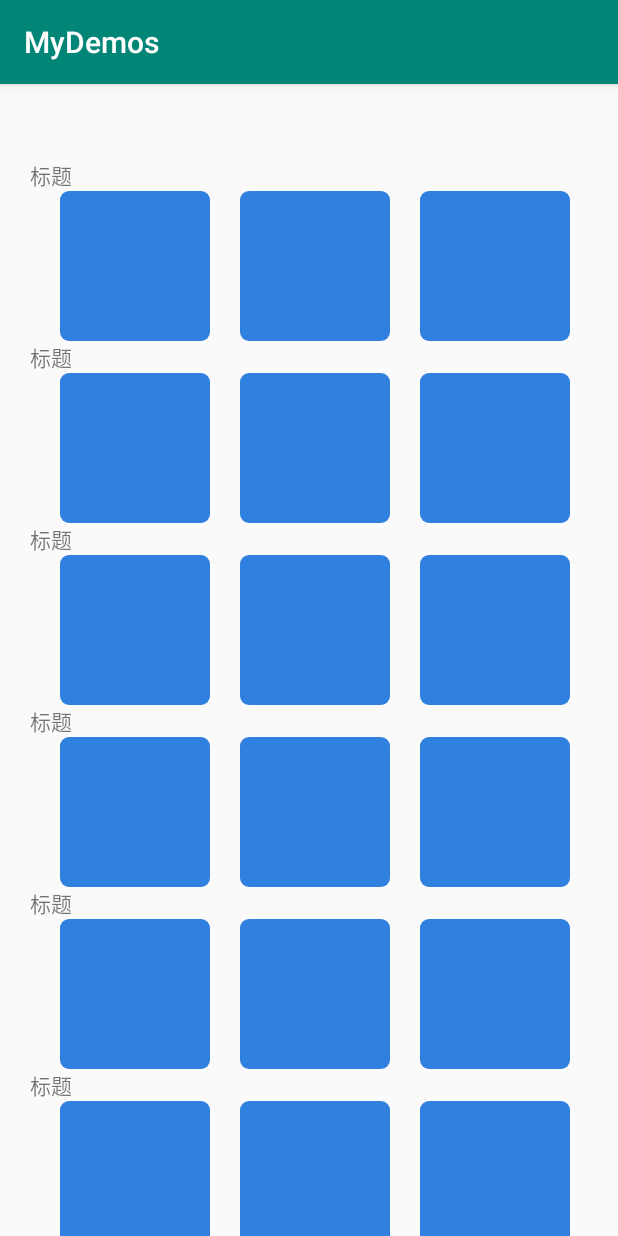
After one commit to wangpingtaohn/myDemos, an Android app: the RecyclerViewActivity screen opened directly, with no data from a screen before it, on a phone screen of 412 x 824 dp. The commit adds this screen. Run offline under Robolectric (Android 15) with nearby library versions, the phone set to English and light mode, and no system bars.

Commit message:
recyclerview background

```diff
--- a/app/build.gradle
+++ b/app/build.gradle
@@ -33,6 +33,7 @@ dependencies {
     implementation 'androidx.appcompat:appcompat:1.0.2'
     implementation 'androidx.core:core-ktx:1.0.2'
     implementation 'androidx.constraintlayout:constraintlayout:1.1.3'
+    implementation 'com.android.support:recyclerview-v7:27.1.1'
     testImplementation 'junit:junit:4.12'
     androidTestImplementation 'androidx.test:runner:1.2.0'
     androidTestImplementation 'androidx.test.espresso:espresso-core:3.2.0'
--- a/app/src/main/AndroidManifest.xml
+++ b/app/src/main/AndroidManifest.xml
@@ -9,6 +9,8 @@
             android:roundIcon="@mipmap/ic_launcher_round"
             android:supportsRtl="true"
             android:theme="@style/AppTheme">
+        <activity android:name=".recycler.RecyclerViewActivity">
+        </activity>
         <activity android:name=".statusbar.StatusBarActivity">
         </activity>
         <activity
--- a/app/src/main/java/com/wpt/mydemos/MainActivity.kt
+++ b/app/src/main/java/com/wpt/mydemos/MainActivity.kt
@@ -7,6 +7,7 @@ import com.wpt.mydemos.keyboard.Keyboard2Activity
 import com.wpt.mydemos.keyboard.KeyboardActivity
 import com.wpt.mydemos.kotlins.KotlinFunActivity
 import com.wpt.mydemos.map.MapJavaACtivity
+import com.wpt.mydemos.recycler.RecyclerViewActivity
 import com.wpt.mydemos.statusbar.StatusBarActivity
 import kotlinx.android.synthetic.main.activity_main.*
 
@@ -24,6 +25,9 @@ class MainActivity : AppCompatActivity() {
         kotlin_fun_demo.setOnClickListener {
             startActivity(Intent(this,KotlinFunActivity::class.java))
         }
+        main_recyclerview.setOnClickListener {
+            startActivity(Intent(this,RecyclerViewActivity::class.java))
+        }
         keyboard.setOnClickListener {
             startActivity(Intent(this,KeyboardActivity::class.java))
         }
--- /dev/null
+++ b/app/src/main/java/com/wpt/mydemos/recycler/MyAdapter.kt
@@ -0,0 +1,50 @@
+package com.wpt.mydemos.recycler
+
+import android.content.Context
+import android.graphics.Color
+import android.view.LayoutInflater
+import android.view.View
+import android.view.ViewGroup
+import androidx.recyclerview.widget.RecyclerView
+import com.wpt.mydemos.R
+
+/**
+ *    author : wpt
+ *    date   : 2019-10-08 14:34
+ *    desc   :
+ */
+class MyAdapter(private var context: Context): RecyclerView.Adapter<MyAdapter.MyViewHolder>() {
+
+    var longlistener: LongClickListener ? = null
+
+    override fun onCreateViewHolder(parent: ViewGroup, viewType: Int): MyViewHolder {
+
+        val view = LayoutInflater.from(context).inflate(R.layout.recycler_view_item, parent, false)
+        return object : MyViewHolder(view) {}
+    }
+
+    override fun getItemCount(): Int {
+        return 20
+    }
+
+    override fun onBindViewHolder(holder: MyViewHolder, position: Int) {
+
+        holder.itemView.setOnLongClickListener {
+            longlistener?.onLongClick()
+            false
+        }
+
+    }
+
+    open class MyViewHolder(itemView: View) : RecyclerView.ViewHolder(itemView) {
+
+    }
+
+    interface LongClickListener{
+        fun onLongClick()
+    }
+
+    public fun setLongClickListener(l:LongClickListener){
+        longlistener = l;
+    }
+}
--- /dev/null
+++ b/app/src/main/java/com/wpt/mydemos/recycler/RecyclerViewActivity.kt
@@ -0,0 +1,29 @@
+package com.wpt.mydemos.recycler
+
+import android.graphics.Color
+import androidx.appcompat.app.AppCompatActivity
+import android.os.Bundle
+import android.view.View
+import androidx.recyclerview.widget.LinearLayoutManager
+import com.wpt.mydemos.R
+import kotlinx.android.synthetic.main.activity_recycler_view.*
+
+class RecyclerViewActivity : AppCompatActivity(),MyAdapter.LongClickListener {
+
+    override fun onLongClick() {
+//        root_view.setBackgroundColor(Color.parseColor("#1A000000"))
+        root_view.visibility = View.VISIBLE
+    }
+
+    override fun onCreate(savedInstanceState: Bundle?) {
+        super.onCreate(savedInstanceState)
+        setContentView(R.layout.activity_recycler_view)
+
+        var adapter =  MyAdapter(this)
+        adapter.setLongClickListener(this)
+
+        recyclerView.layoutManager = LinearLayoutManager(this)
+
+        recyclerView.adapter = adapter
+    }
+}
--- a/app/src/main/res/layout/activity_main.xml
+++ b/app/src/main/res/layout/activity_main.xml
@@ -11,11 +11,20 @@
             android:layout_height="match_parent"
             android:orientation="vertical"
             android:gravity="center_horizontal">
+
+        <Button
+                android:id="@+id/main_recyclerview"
+                android:layout_width="wrap_content"
+                android:layout_height="wrap_content"
+                android:text="recyclerview"/>
+
+
         <Button
                 android:id="@+id/kotlin_fun_demo"
                 android:layout_width="wrap_content"
                 android:layout_height="wrap_content"
                 android:text="kotlin fun Demo"/>
+
         <Button
                 android:layout_marginTop="20dp"
                 android:id="@+id/keyboard"
--- /dev/null
+++ b/app/src/main/res/layout/activity_recycler_view.xml
@@ -0,0 +1,23 @@
+<?xml version="1.0" encoding="utf-8"?>
+<FrameLayout
+        xmlns:android="http://schemas.android.com/apk/res/android"
+        xmlns:tools="http://schemas.android.com/tools"
+        xmlns:app="http://schemas.android.com/apk/res-auto"
+        android:layout_width="match_parent"
+        android:layout_height="match_parent"
+        tools:context=".recycler.RecyclerViewActivity">
+    <androidx.recyclerview.widget.RecyclerView
+            android:layout_marginTop="50dp"
+            android:layout_marginLeft="20dp"
+            android:layout_marginRight="20dp"
+            android:id="@+id/recyclerView"
+            android:layout_width="match_parent"
+            android:layout_height="match_parent"/>
+    <View
+            android:id="@+id/root_view"
+            android:background="#80000000"
+            android:visibility="gone"
+            android:layout_width="match_parent"
+            android:layout_height="match_parent"/>
+
+</FrameLayout>
--- /dev/null
+++ b/app/src/main/res/layout/recycler_view_item.xml
@@ -0,0 +1,40 @@
+<?xml version="1.0" encoding="utf-8"?>
+<androidx.constraintlayout.widget.ConstraintLayout
+        xmlns:android="http://schemas.android.com/apk/res/android"
+        xmlns:app="http://schemas.android.com/apk/res-auto"
+        android:layout_width="match_parent"
+        android:layout_height="wrap_content">
+
+    <TextView
+            android:id="@+id/title"
+            app:layout_constraintTop_toTopOf="parent"
+            app:layout_constraintLeft_toLeftOf="parent"
+            android:layout_width="match_parent" android:layout_height="wrap_content"
+            android:text="标题"/>
+
+    <ImageView
+            android:id="@+id/img1"
+            app:layout_constraintTop_toBottomOf="@+id/title"
+            app:layout_constraintLeft_toLeftOf="parent"
+            android:src="@drawable/bg_btn_blue1_corner6"
+            android:layout_marginLeft="20dp"
+            android:layout_width="100dp"
+            android:layout_height="100dp"/>
+    <ImageView
+            android:id="@+id/img2"
+            android:layout_marginLeft="20dp"
+            app:layout_constraintTop_toBottomOf="@+id/title"
+            app:layout_constraintLeft_toRightOf="@id/img1"
+            android:src="@drawable/bg_btn_blue1_corner6"
+            android:layout_width="100dp"
+            android:layout_height="100dp"/>
+    <ImageView
+            android:id="@+id/img3"
+            android:layout_marginLeft="20dp"
+            app:layout_constraintTop_toBottomOf="@+id/title"
+            app:layout_constraintLeft_toRightOf="@id/img2"
+            android:src="@drawable/bg_btn_blue1_corner6"
+            android:layout_width="100dp"
+            android:layout_height="100dp"/>
+
+</androidx.constraintlayout.widget.ConstraintLayout>
```
